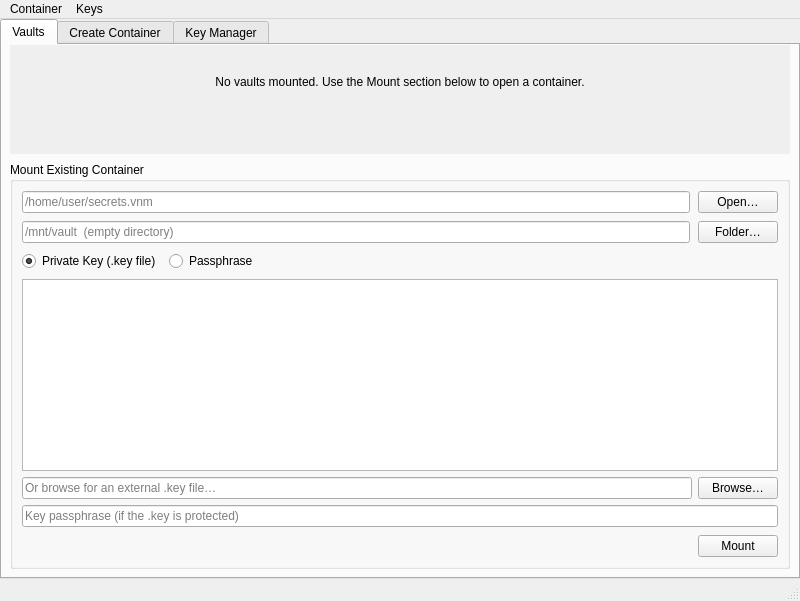
Before: the Qt Designer form venom/src/ui/MainWindow.ui in Antidote1911/venom, drawn with Qt 5.
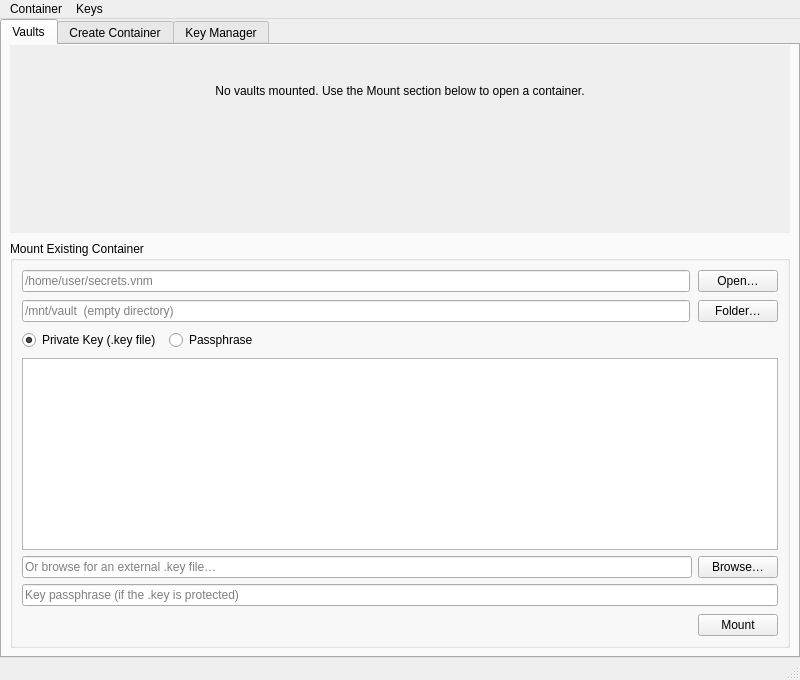
After: the same form once the commit is applied.

The edit to the form file:
```diff
--- a/venom/src/ui/MainWindow.ui
+++ b/venom/src/ui/MainWindow.ui
@@ -7,7 +7,7 @@
     <x>0</x>
     <y>0</y>
     <width>800</width>
-    <height>601</height>
+    <height>680</height>
    </rect>
   </property>
   <property name="sizePolicy">
@@ -81,7 +81,7 @@
              <x>0</x>
              <y>0</y>
              <width>780</width>
-             <height>88</height>
+             <height>142</height>
             </rect>
            </property>
            <layout class="QVBoxLayout" name="vaultListLayout">
@@ -116,12 +116,12 @@
                <enum>Qt::Orientation::Vertical</enum>
               </property>
               <property name="sizeType">
-               <enum>QSizePolicy::Policy::Fixed</enum>
+               <enum>QSizePolicy::Policy::Preferred</enum>
               </property>
               <property name="sizeHint" stdset="0">
                <size>
-                <width>20</width>
-                <height>40</height>
+                <width>50</width>
+                <height>100</height>
                </size>
               </property>
              </spacer>
```
